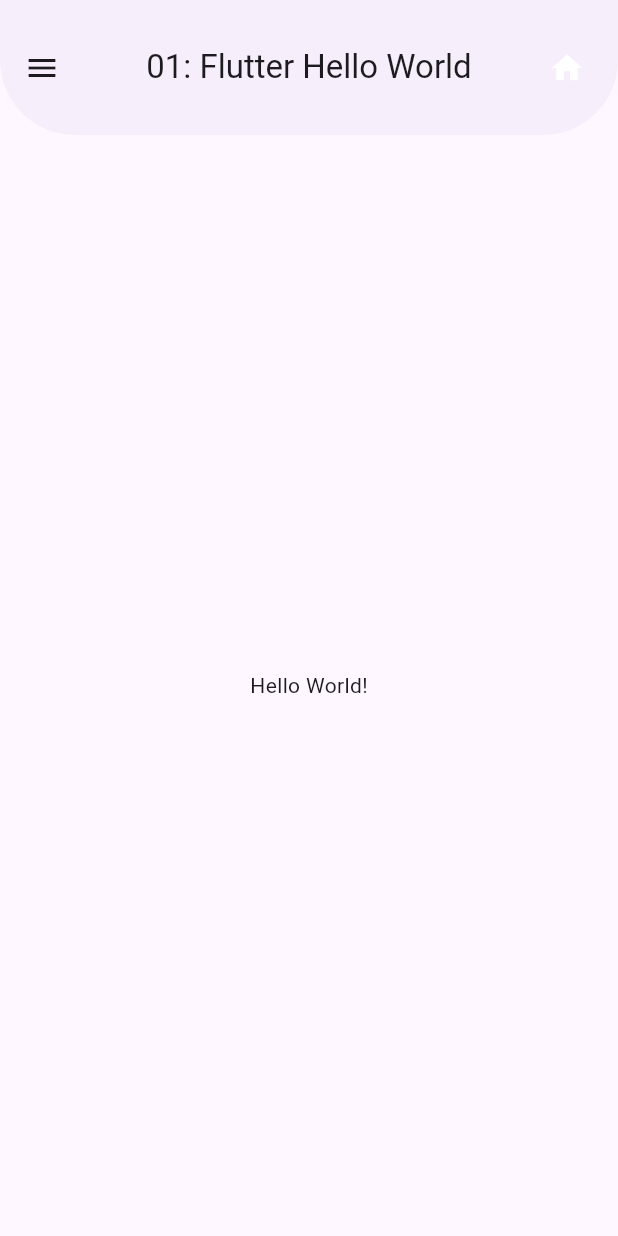
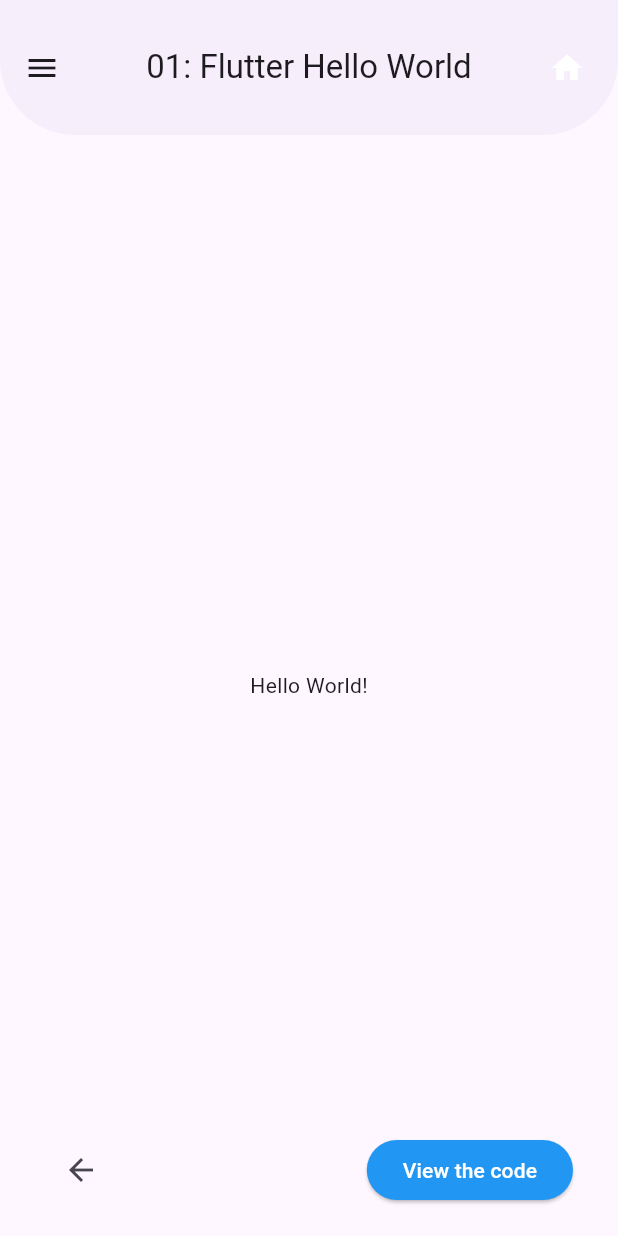
Before and after one commit to kaiqueBellmont/flutter_concept_practices, a Flutter app: the HelloWorld screen opened directly, on a phone screen of 412 x 824 dp. Run offline on Flutter 3.47's test engine with Material 3 defaults, Android fonts, the phone set to English and light mode, and no system bars; our stand-ins replace accordion; missing offline and left inert: syntax_highlight.

Commit message:
code highlighter implementation

```diff
--- a/lib/components/accordion/subtopics_content.dart
+++ b/lib/components/accordion/subtopics_content.dart
@@ -18,7 +18,7 @@
     return route != null && docLink == null
         ? ElevatedButton(
             onPressed: () {
-              Navigator.of(context).pushAndRemoveUntil(
+              Navigator.of(context).push(
                 PageRouteBuilder(
                   transitionDuration: const Duration(milliseconds: 200),
                   pageBuilder: (context, animation, secondaryAnimation) => route!,
@@ -29,7 +29,6 @@
                     );
                   },
                 ),
-                (route) => false,
               );
             },
             style: ElevatedButton.styleFrom(
--- a/lib/main.dart
+++ b/lib/main.dart
@@ -1,11 +1,47 @@
 import 'package:flutter/material.dart';
+import 'package:flutter_concept_practices/pages/code_syntax_highlight.dart';
 import 'package:flutter_concept_practices/pages/home.dart';
 import 'package:flutter_concept_practices/pages/basic_widgets/hello_word.dart';
-import 'utils/routes/routes.dart';
+import 'package:flutter_concept_practices/utils/routes/routes.dart';
+import 'package:provider/provider.dart';
+import 'package:syntax_highlight/syntax_highlight.dart';
 
-void main() {
+late final Highlighter _dartDarkHighlighter;
+
+const _code = '''
+import 'package:flutter/material.dart';
+
+class HelloWorld extends StatelessWidget {
+  const HelloWorld({Key? key}) : super(key: key);
+
+  @override
+  Widget build(BuildContext context) {
+    //  hello app with scaffold
+    return const Scaffold(
+      body: Center(
+        child: Text('Hello World!'),
+      ),
+    );
+  }
+}
+''';
+
+void main() async {
+  WidgetsFlutterBinding.ensureInitialized();
+  await Highlighter.initialize([
+    'dart',
+  ]);
+  var darkTheme = await HighlighterTheme.loadDarkTheme();
+  var dartDarkHighlighter = Highlighter(
+    language: 'dart',
+    theme: darkTheme,
+  );
+
   runApp(
-    const MyApp(),
+    Provider.value(
+      value: dartDarkHighlighter,
+      child: const MyApp(),
+    ),
   );
 }
 
@@ -42,6 +78,9 @@
       routes: {
         AppRoutes.home: (ctx) => const HomePage(),
         AppRoutes.helloWord: (ctx) => const HelloWorld(),
+        AppRoutes.syntaxHyghlight: (ctx) => const Code(
+              code: _code,
+            ),
       },
       theme: ThemeData(
         primaryColor: Colors.blue,
--- a/lib/pages/basic_widgets/hello_word.dart
+++ b/lib/pages/basic_widgets/hello_word.dart
@@ -7,11 +7,44 @@
 
   @override
   Widget build(BuildContext context) {
-    //  hello app with scaffold
-    return const Scaffold(
-      appBar: CustomAppBar(title: "01: Flutter Hello World"),
-      body: Center(
-        child: Text('Hello World!'),
+    return Scaffold(
+      appBar: const CustomAppBar(title: "01: Flutter Hello World"),
+      body: Stack(
+        children: [
+          const Center(
+            child: Text('Hello World!'),
+          ),
+          Positioned(
+            bottom: 20,
+            left: 20, // Posição base dos botões
+            right: 20,
+            child: Padding(
+              padding: const EdgeInsets.symmetric(horizontal: 10), // Padding horizontal
+              child: Row(
+                mainAxisAlignment: MainAxisAlignment.spaceBetween, // Espaço entre os botões
+                children: [
+                  IconButton(
+                    icon: const Icon(Icons.arrow_back), // Ícone de seta para a esquerda
+                    onPressed: () {
+                      Navigator.pop(context); // Navegação de volta
+                    },
+                  ),
+                  ElevatedButton(
+                    style: ElevatedButton.styleFrom(
+                      backgroundColor: Colors.blue,
+                      foregroundColor: Colors.white,
+                    ),
+                    onPressed: () {
+                      Navigator.pushNamed(
+                          context, AppRoutes.syntaxHyghlight); // Navegando para a segunda página
+                    },
+                    child: const Text('View the code'),
+                  ),
+                ],
+              ),
+            ),
+          ),
+        ],
       ),
     );
   }
--- a/lib/utils/routes/routes.dart
+++ b/lib/utils/routes/routes.dart
@@ -1,4 +1,5 @@
 class AppRoutes {
   static const home = '/home';
   static const helloWord = '/widgets/hello_word';
+  static const syntaxHyghlight = '/widgets/code_syntax_highlight';
 }
--- a/pubspec.yaml
+++ b/pubspec.yaml
@@ -37,6 +37,11 @@
   cupertino_icons: ^1.0.2
   accordion: ^2.6.0
   url_launcher: ^6.0.12
+  syntax_highlight: ^0.4.0
+  google_fonts: ^6.2.0
+  flutter_highlighting: ^0.9.0+11.8.0
+  provider: ^5.0.0
+
 
 dev_dependencies:
   flutter_test:
```
Also changed, not shown: lib/pages/code_syntax_highlight.dart (added, +95 -0 lines), 1 other file.
